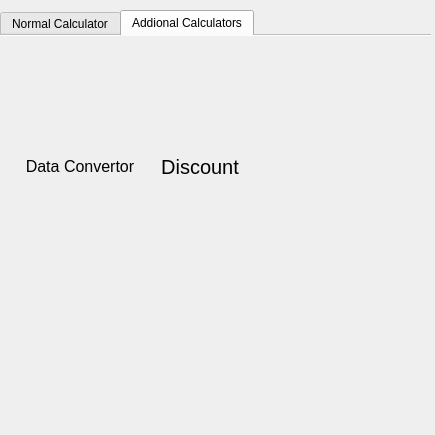
Old version of the form SECRET_CALC.ui in the repository zizo-pro/SECRET_CALCULATOR.
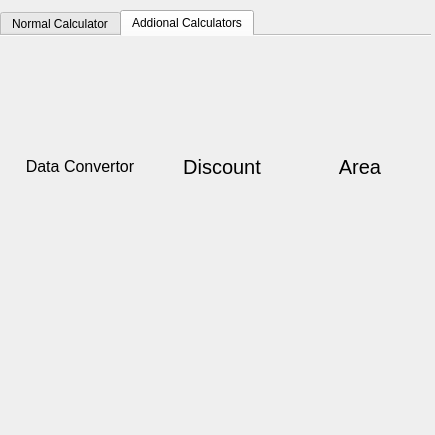
New version of the form. The open tabs and pages were chosen to show the change. Icons and pictures are not drawn.

Commit message: some changes to the main calculator GUI

The edit to the form file:
```diff
--- a/SECRET_CALC.ui
+++ b/SECRET_CALC.ui
@@ -521,7 +521,7 @@
     <widget class="QWidget" name="widget" native="true">
      <property name="geometry">
       <rect>
-       <x>140</x>
+       <x>162</x>
        <y>-10</y>
        <width>120</width>
        <height>171</height>
@@ -644,6 +644,69 @@
       </property>
      </widget>
     </widget>
+    <widget class="QWidget" name="widget_3" native="true">
+     <property name="geometry">
+      <rect>
+       <x>300</x>
+       <y>-10</y>
+       <width>120</width>
+       <height>171</height>
+      </rect>
+     </property>
+     <widget class="QPushButton" name="area">
+      <property name="geometry">
+       <rect>
+        <x>0</x>
+        <y>20</y>
+        <width>120</width>
+        <height>141</height>
+       </rect>
+      </property>
+      <property name="font">
+       <font/>
+      </property>
+      <property name="styleSheet">
+       <string notr="true">color: rgb(170, 91, 0)</string>
+      </property>
+      <property name="text">
+       <string/>
+      </property>
+      <property name="icon">
+       <iconset>
+        <normaloff>icons/area.png</normaloff>icons/area.png</iconset>
+      </property>
+      <property name="iconSize">
+       <size>
+        <width>75</width>
+        <height>89</height>
+       </size>
+      </property>
+      <property name="flat">
+       <bool>true</bool>
+      </property>
+     </widget>
+     <widget class="QLabel" name="label_3">
+      <property name="geometry">
+       <rect>
+        <x>0</x>
+        <y>130</y>
+        <width>120</width>
+        <height>21</height>
+       </rect>
+      </property>
+      <property name="font">
+       <font>
+        <pointsize>15</pointsize>
+       </font>
+      </property>
+      <property name="text">
+       <string>Area</string>
+      </property>
+      <property name="alignment">
+       <set>Qt::AlignCenter</set>
+      </property>
+     </widget>
+    </widget>
    </widget>
   </widget>
  </widget>
```
Left out of the diff: 2 changed lines with no effect on the pictures.
